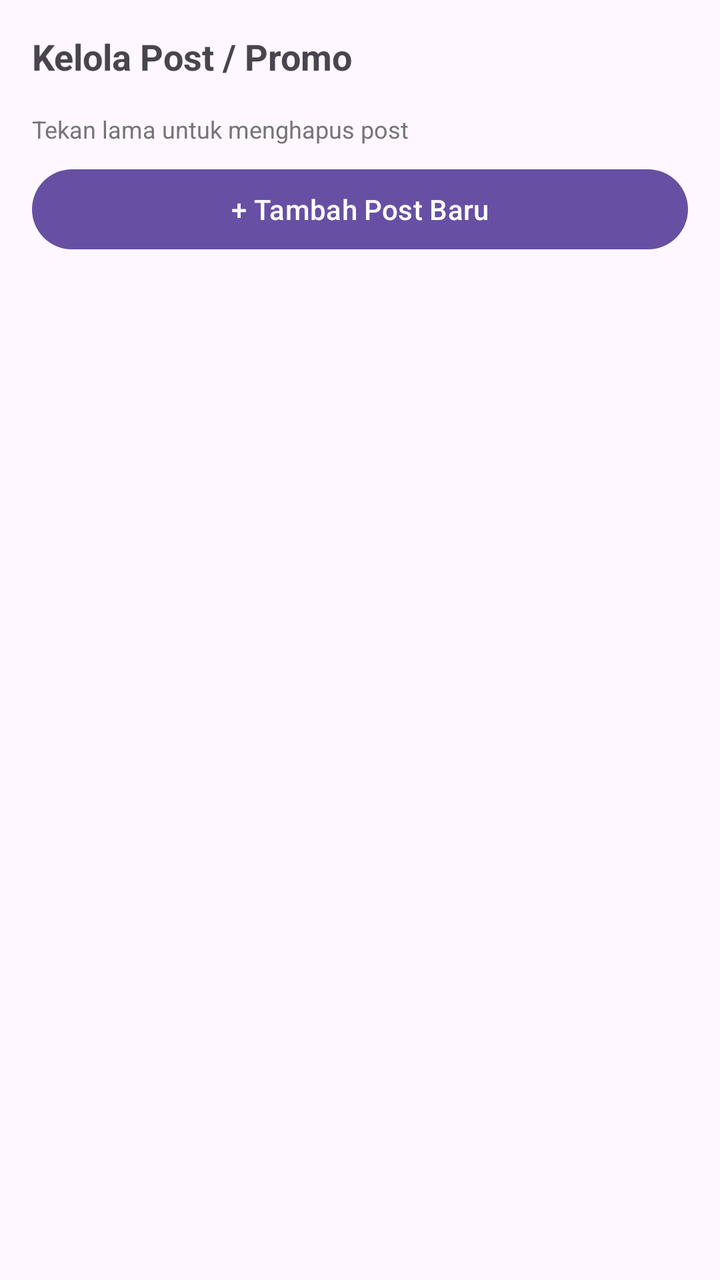
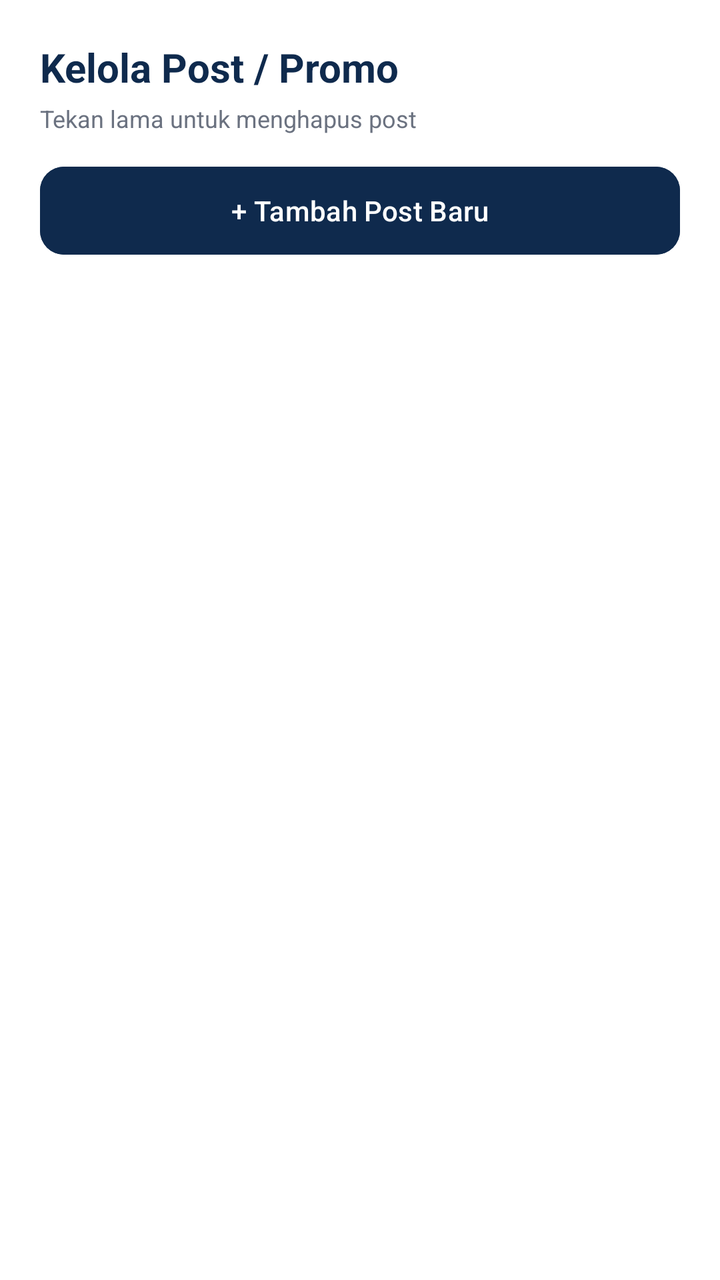

An Android layout rendered at two revisions. The XML below is the earlier revision; the diff shows what the commit changed to produce the second picture.
<!-- AndroidManifest.xml: application theme Theme.Proyek_MDP -->
<!-- res/layout/fragment_manage_posts.xml -->
<?xml version="1.0" encoding="utf-8"?>
<LinearLayout xmlns:android="http://schemas.android.com/apk/res/android"
    android:layout_width="match_parent"
    android:layout_height="match_parent"
    android:orientation="vertical">

    <TextView
        android:layout_width="match_parent"
        android:layout_height="wrap_content"
        android:text="Kelola Post / Promo"
        android:textSize="18sp"
        android:textStyle="bold"
        android:padding="16dp"/>

    <TextView
        android:layout_width="match_parent"
        android:layout_height="wrap_content"
        android:text="Tekan lama untuk menghapus post"
        android:textSize="12sp"
        android:textColor="#757575"
        android:paddingHorizontal="16dp"
        android:paddingBottom="8dp"/>

    <Button
        android:id="@+id/btnAddPostTop"
        android:layout_width="match_parent"
        android:layout_height="wrap_content"
        android:layout_marginHorizontal="16dp"
        android:layout_marginBottom="8dp"
        android:text="+ Tambah Post Baru"/>

    <androidx.recyclerview.widget.RecyclerView
        android:id="@+id/rvPosts"
        android:layout_width="match_parent"
        android:layout_height="0dp"
        android:layout_weight="1"/>
</LinearLayout>
<!-- resources referenced by this layout -->
<resources>
  <style name="Theme.Proyek_MDP" parent="Base.Theme.Proyek_MDP" />
  <style name="Base.Theme.Proyek_MDP" parent="Theme.Material3.DayNight.NoActionBar">
          
          
      </style>
</resources>

<!-- the commit's change to res/layout/fragment_manage_posts.xml (unified diff, before → after) -->
@@ -1,33 +1,42 @@
 <?xml version="1.0" encoding="utf-8"?>
 <LinearLayout xmlns:android="http://schemas.android.com/apk/res/android"
+    xmlns:app="http://schemas.android.com/apk/res-auto"
     android:layout_width="match_parent"
     android:layout_height="match_parent"
+    android:background="#FFFFFF"
     android:orientation="vertical">
 
     <TextView
         android:layout_width="match_parent"
         android:layout_height="wrap_content"
+        android:paddingHorizontal="20dp"
+        android:paddingTop="20dp"
         android:text="Kelola Post / Promo"
-        android:textSize="18sp"
-        android:textStyle="bold"
-        android:padding="16dp"/>
+        android:textColor="#0F2A4D"
+        android:textSize="20sp"
+        android:textStyle="bold"/>
 
     <TextView
         android:layout_width="match_parent"
         android:layout_height="wrap_content"
+        android:paddingHorizontal="20dp"
+        android:paddingTop="4dp"
+        android:paddingBottom="12dp"
         android:text="Tekan lama untuk menghapus post"
-        android:textSize="12sp"
-        android:textColor="#757575"
-        android:paddingHorizontal="16dp"
-        android:paddingBottom="8dp"/>
+        android:textColor="#6B7280"
+        android:textSize="12sp"/>
 
     <Button
         android:id="@+id/btnAddPostTop"
         android:layout_width="match_parent"
-        android:layout_height="wrap_content"
-        android:layout_marginHorizontal="16dp"
-        android:layout_marginBottom="8dp"
-        android:text="+ Tambah Post Baru"/>
+        android:layout_height="52dp"
+        android:layout_marginHorizontal="20dp"
+        android:layout_marginBottom="12dp"
+        android:backgroundTint="#0F2A4D"
+        android:text="+ Tambah Post Baru"
+        android:textAllCaps="false"
+        android:textColor="@android:color/white"
+        app:cornerRadius="12dp"/>
 
     <androidx.recyclerview.widget.RecyclerView
         android:id="@+id/rvPosts"
